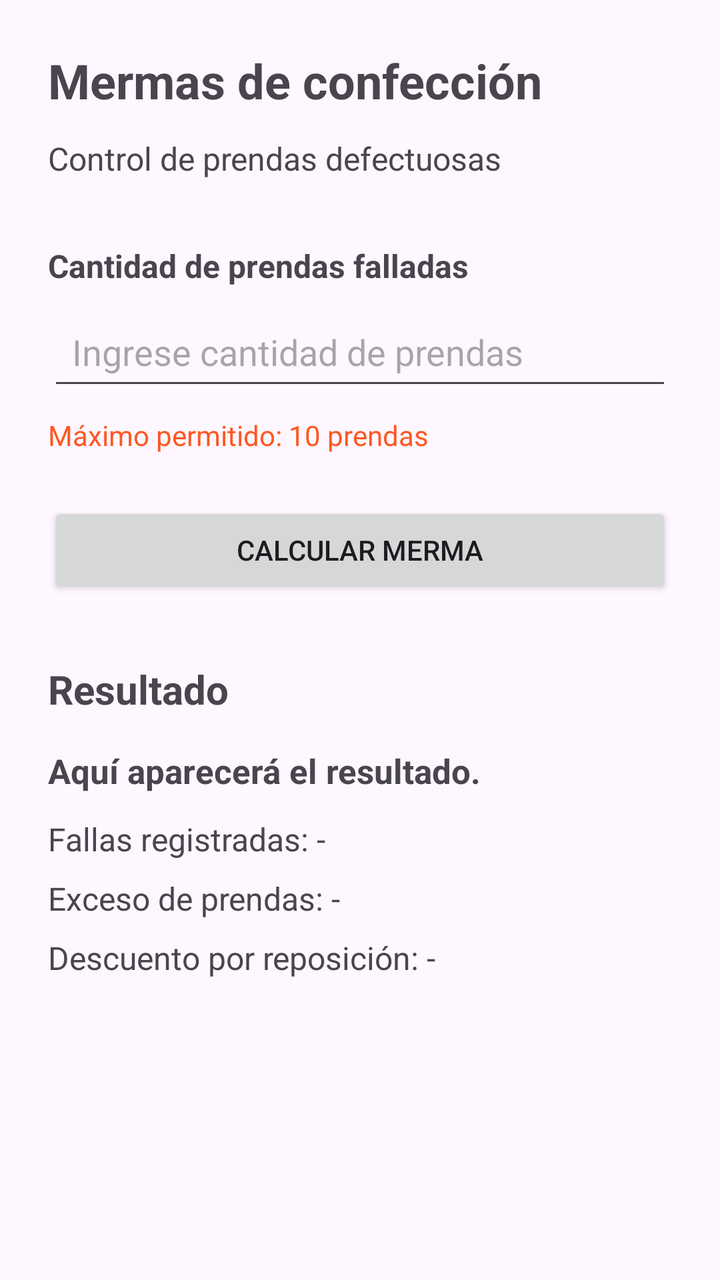
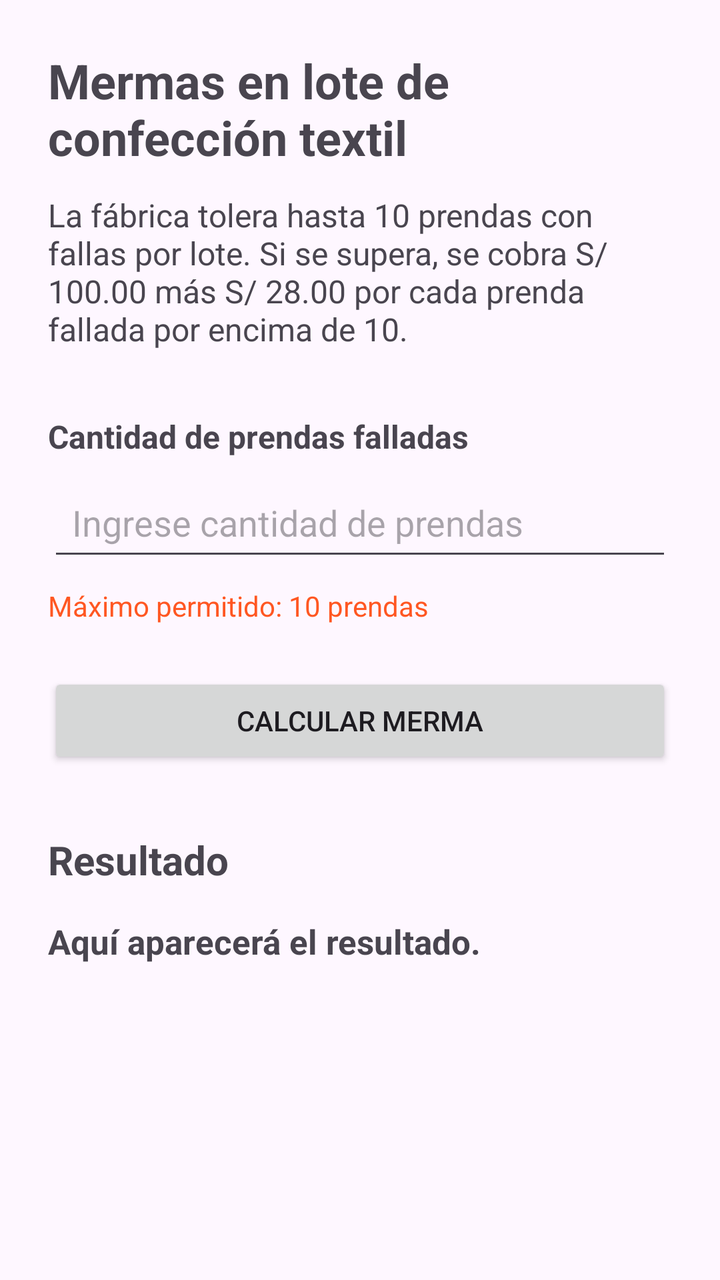

Before-and-after screenshots of an Android layout around one commit, followed by the original layout XML and the change that was made.
<!-- AndroidManifest.xml: application theme Theme.AppGrupo6 -->
<!-- res/layout/fragment_pregunta4.xml -->
<?xml version="1.0" encoding="utf-8"?>
<ScrollView xmlns:android="http://schemas.android.com/apk/res/android"
    xmlns:app="http://schemas.android.com/apk/res-auto"
    xmlns:tools="http://schemas.android.com/tools"
    android:layout_width="match_parent"
    android:layout_height="match_parent"
    android:fillViewport="true"
    tools:context=".view.fragments.Pregunta4Fragment">

    <androidx.constraintlayout.widget.ConstraintLayout
        android:layout_width="match_parent"
        android:layout_height="wrap_content"
        android:padding="24dp">

        <TextView
            android:id="@+id/textView2"
            android:layout_width="0dp"
            android:layout_height="wrap_content"
            android:text="Mermas de confección"
            android:textAlignment="center"
            android:textSize="24sp"
            android:textStyle="bold"
            app:layout_constraintEnd_toEndOf="parent"
            app:layout_constraintStart_toStartOf="parent"
            app:layout_constraintTop_toTopOf="parent" />

        <TextView
            android:id="@+id/textView3"
            android:layout_width="0dp"
            android:layout_height="wrap_content"
            android:layout_marginTop="12dp"
            android:text="Control de prendas defectuosas"
            android:textAlignment="center"
            android:textSize="16sp"
            app:layout_constraintEnd_toEndOf="parent"
            app:layout_constraintStart_toStartOf="parent"
            app:layout_constraintTop_toBottomOf="@id/textView2" />

        <TextView
            android:id="@+id/textView8"
            android:layout_width="0dp"
            android:layout_height="wrap_content"
            android:layout_marginTop="32dp"
            android:text="Cantidad de prendas falladas"
            android:textSize="16sp"
            android:textStyle="bold"
            app:layout_constraintEnd_toEndOf="parent"
            app:layout_constraintStart_toStartOf="parent"
            app:layout_constraintTop_toBottomOf="@id/textView3" />

        <EditText
            android:id="@+id/etPrendasDefectuosas"
            android:layout_width="0dp"
            android:layout_height="wrap_content"
            android:layout_marginTop="8dp"
            android:hint="Ingrese cantidad de prendas"
            android:inputType="number"
            android:maxLength="6"
            android:maxLines="1"
            android:padding="12dp"
            app:layout_constraintEnd_toEndOf="parent"
            app:layout_constraintStart_toStartOf="parent"
            app:layout_constraintTop_toBottomOf="@id/textView8" />

        <TextView
            android:id="@+id/textView9"
            android:layout_width="0dp"
            android:layout_height="wrap_content"
            android:layout_marginTop="8dp"
            android:text="Máximo permitido: 10 prendas"
            android:textColor="#FF5722"
            android:textSize="14sp"
            app:layout_constraintEnd_toEndOf="parent"
            app:layout_constraintStart_toStartOf="parent"
            app:layout_constraintTop_toBottomOf="@id/etPrendasDefectuosas" />

        <Button
            android:id="@+id/btnCalcularMerma"
            android:layout_width="0dp"
            android:layout_height="wrap_content"
            android:layout_marginTop="24dp"
            android:text="CALCULAR MERMA"
            app:layout_constraintEnd_toEndOf="parent"
            app:layout_constraintStart_toStartOf="parent"
            app:layout_constraintTop_toBottomOf="@id/textView9" />

        <TextView
            android:id="@+id/textView18"
            android:layout_width="0dp"
            android:layout_height="wrap_content"
            android:layout_marginTop="32dp"
            android:text="Resultado"
            android:textSize="20sp"
            android:textStyle="bold"
            app:layout_constraintEnd_toEndOf="parent"
            app:layout_constraintStart_toStartOf="parent"
            app:layout_constraintTop_toBottomOf="@id/btnCalcularMerma" />

        <TextView
            android:id="@+id/tvMensaje"
            android:layout_width="0dp"
            android:layout_height="wrap_content"
            android:layout_marginTop="16dp"
            android:text="Aquí aparecerá el resultado."
            android:textSize="17sp"
            android:textStyle="bold"
            app:layout_constraintEnd_toEndOf="parent"
            app:layout_constraintStart_toStartOf="parent"
            app:layout_constraintTop_toBottomOf="@id/textView18" />

        <TextView
            android:id="@+id/tvFallasRegistradas"
            android:layout_width="0dp"
            android:layout_height="wrap_content"
            android:layout_marginTop="12dp"
            android:text="Fallas registradas: -"
            android:textSize="16sp"
            app:layout_constraintEnd_toEndOf="parent"
            app:layout_constraintStart_toStartOf="parent"
            app:layout_constraintTop_toBottomOf="@id/tvMensaje" />

        <TextView
            android:id="@+id/tvExcesoPrendas"
            android:layout_width="0dp"
            android:layout_height="wrap_content"
            android:layout_marginTop="8dp"
            android:text="Exceso de prendas: -"
            android:textSize="16sp"
            app:layout_constraintEnd_toEndOf="parent"
            app:layout_constraintStart_toStartOf="parent"
            app:layout_constraintTop_toBottomOf="@id/tvFallasRegistradas" />

        <TextView
            android:id="@+id/tvDescuentoTotal"
            android:layout_width="0dp"
            android:layout_height="wrap_content"
            android:layout_marginTop="8dp"
            android:text="Descuento por reposición: -"
            android:textSize="16sp"
            app:layout_constraintEnd_toEndOf="parent"
            app:layout_constraintStart_toStartOf="parent"
            app:layout_constraintTop_toBottomOf="@id/tvExcesoPrendas" />

    </androidx.constraintlayout.widget.ConstraintLayout>
</ScrollView>
<!-- resources referenced by this layout -->
<resources>
  <style name="Theme.AppGrupo6" parent="Base.Theme.AppGrupo6" />
  <style name="Base.Theme.AppGrupo6" parent="Theme.Material3.DayNight.NoActionBar">
          
          
      </style>
</resources>

<!-- the commit's change to res/layout/fragment_pregunta4.xml (unified diff, before → after) -->
@@ -16,7 +16,7 @@
             android:id="@+id/textView2"
             android:layout_width="0dp"
             android:layout_height="wrap_content"
-            android:text="Mermas de confección"
+            android:text="Mermas en lote de confección textil"
             android:textAlignment="center"
             android:textSize="24sp"
             android:textStyle="bold"
@@ -29,7 +29,7 @@
             android:layout_width="0dp"
             android:layout_height="wrap_content"
             android:layout_marginTop="12dp"
-            android:text="Control de prendas defectuosas"
+            android:text="La fábrica tolera hasta 10 prendas con fallas por lote. Si se supera, se cobra S/ 100.00 más S/ 28.00 por cada prenda fallada por encima de 10."
             android:textAlignment="center"
             android:textSize="16sp"
             app:layout_constraintEnd_toEndOf="parent"
@@ -113,7 +113,8 @@
             android:layout_width="0dp"
             android:layout_height="wrap_content"
             android:layout_marginTop="12dp"
-            android:text="Fallas registradas: -"
+            android:text="Fallas registradas"
+            android:visibility="gone"
             android:textSize="16sp"
             app:layout_constraintEnd_toEndOf="parent"
             app:layout_constraintStart_toStartOf="parent"
@@ -124,7 +125,8 @@
             android:layout_width="0dp"
             android:layout_height="wrap_content"
             android:layout_marginTop="8dp"
-            android:text="Exceso de prendas: -"
+            android:text="Exceso de prendas defectuosas"
+            android:visibility="gone"
             android:textSize="16sp"
             app:layout_constraintEnd_toEndOf="parent"
             app:layout_constraintStart_toStartOf="parent"
@@ -135,7 +137,8 @@
             android:layout_width="0dp"
             android:layout_height="wrap_content"
             android:layout_marginTop="8dp"
-            android:text="Descuento por reposición: -"
+            android:text="Descuento total por reposición"
+            android:visibility="gone"
             android:textSize="16sp"
             app:layout_constraintEnd_toEndOf="parent"
             app:layout_constraintStart_toStartOf="parent"
